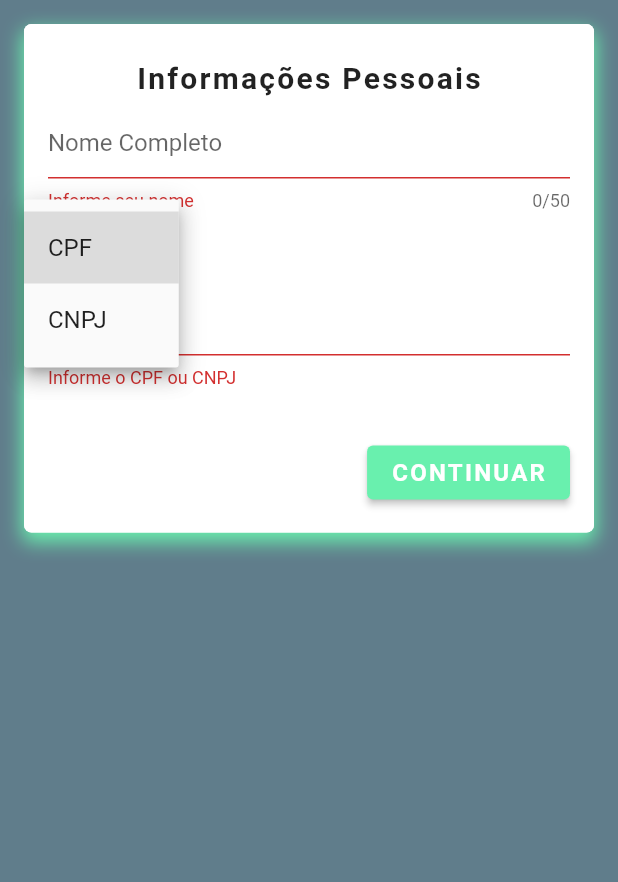
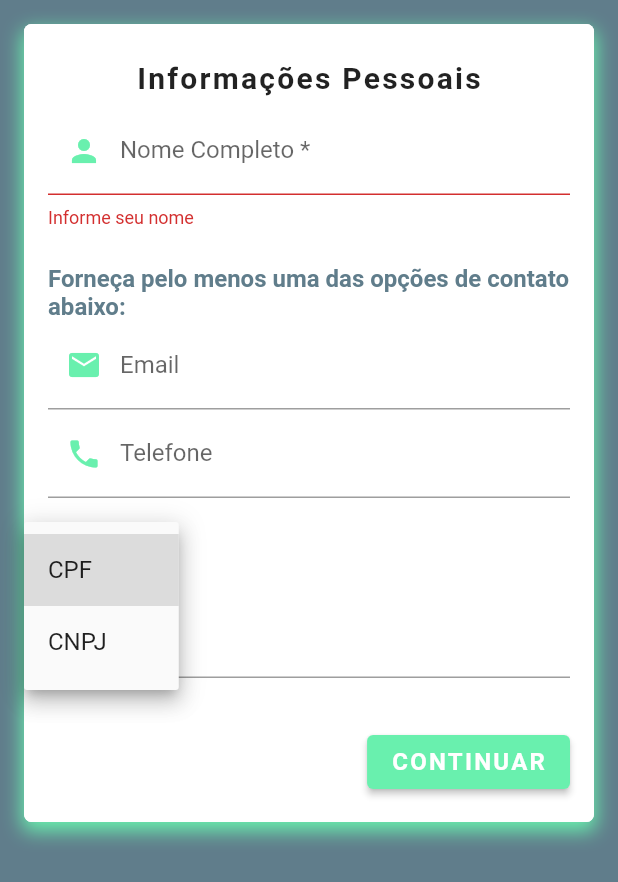
Before and after one commit to JuliaOP/create_account, a Flutter app: the screen it shows after launch, after a tap on "CONTINUAR", after a tap on "CPF", on a phone screen of 412 x 824 dp. Shown: the top 882 px of the screen. Run offline on Flutter 3.47's test engine with Material 2 defaults, Android fonts, the light colour scheme and no system bars; our stand-ins replace bloc, dio, equatable, flutter_bloc, get_it, mask_text_input_formatter; Roboto replaces fonts that are missing (roboto).

```diff
--- a/create_account/lib/features/account/data/viacep_repository_impl.dart
+++ b/create_account/lib/features/account/data/viacep_repository_impl.dart
@@ -7,8 +7,11 @@ import '../../../shared/data/response_data.dart';
 class ViaCepRepositoryImpl extends AbstractDataService {
   Future<ResponseData<AddressModel>> getCepInfo(String cep) async {
     try {
+      var _cep = cep.replaceAll('-', '');
+      _cep = _cep.replaceAll('.', '');
+
       final dio = Dio();
-      Response response = await dio.get('https://viacep.com.br/ws/$cep/json/');
+      Response response = await dio.get('https://viacep.com.br/ws/$_cep/json/');
 
       final _data = AddressModel.fromJson(response.data);
 
--- /dev/null
+++ b/create_account/lib/features/account/model/contact_model.dart
@@ -0,0 +1,18 @@
+class ContactModel {
+  String? email;
+  String? phone;
+
+  ContactModel({this.email, this.phone});
+
+  ContactModel.fromJson(Map<String, dynamic> json) {
+    email = json['email'];
+    phone = json['phone'];
+  }
+
+  Map<String, dynamic> toJson() {
+    final Map<String, dynamic> data = <String, dynamic>{};
+    data['email'] = email;
+    data['phone'] = phone;
+    return data;
+  }
+}
--- /dev/null
+++ b/create_account/lib/features/account/model/person_account.dart
@@ -0,0 +1,33 @@
+import 'package:create_account/features/account/model/address_model.dart';
+
+class PersonAccount {
+  AddressModel? address;
+  String? name;
+  String? credential;
+  String? email;
+  String? phone;
+
+  PersonAccount(
+      {this.address, this.name, this.credential, this.email, this.phone});
+
+  PersonAccount.fromJson(Map<String, dynamic> json) {
+    address =
+        json['address'] != null ? AddressModel.fromJson(json['address']) : null;
+    name = json['name'];
+    credential = json['credential'];
+    email = json['email'];
+    phone = json['phone'];
+  }
+
+  Map<String, dynamic> toJson() {
+    final Map<String, dynamic> data = <String, dynamic>{};
+    if (address != null) {
+      data['address'] = address!.toJson();
+    }
+    data['name'] = name;
+    data['credential'] = credential;
+    data['email'] = email;
+    data['phone'] = phone;
+    return data;
+  }
+}
--- a/create_account/lib/features/account/presentation/widgets/personal_information.dart
+++ b/create_account/lib/features/account/presentation/widgets/personal_information.dart
@@ -1,3 +1,4 @@
+import 'package:create_account/features/account/model/person_account.dart';
 import 'package:create_account/features/account/presentation/pages/account_form.dart';
 import 'package:create_account/features/account/presentation/widgets/address.dart';
 import 'package:flutter/cupertino.dart';
@@ -12,10 +13,14 @@ class PersonalInformation extends StatefulWidget {
 }
 
 class _PersonalInformationState extends State<PersonalInformation> {
+  late PersonAccount _personAccount = PersonAccount();
+
   final GlobalKey<FormState> _formKey = GlobalKey();
   bool _validate = false;
-  late String _name;
-  late String _cpfOrCnpj;
+  late String _name = '';
+  late String _cpfOrCnpj = '';
+  late String _email = '';
+  late String _phone = '';
   late String _credentialsHintText;
   late dynamic _credentialsMask;
 
@@ -23,13 +28,18 @@ class _PersonalInformationState extends State<PersonalInformation> {
       mask: "###.###.###-##", filter: {"#": RegExp(r'[0-9]')});
   final maskCNPJ = MaskTextInputFormatter(
       mask: "##.###.###/####-##", filter: {"#": RegExp(r'[0-9]')});
+  final maskPhone = MaskTextInputFormatter(
+      mask: "(##) #####-####", filter: {"#": RegExp(r'[0-9]')});
 
   final TextEditingController _credentialsController = TextEditingController();
+  final TextEditingController _emailController = TextEditingController();
+  final TextEditingController _phoneController = TextEditingController();
 
   @override
   void initState() {
     _credentialsHintText = 'CPF';
     _credentialsMask = maskCpf;
+    _personAccount = PersonAccount();
     super.initState();
   }
 
@@ -54,12 +64,16 @@ class _PersonalInformationState extends State<PersonalInformation> {
             TextFormField(
               cursorColor: _themeColor,
               decoration: const InputDecoration(
-                hintText: 'Nome Completo',
+                prefixIcon: Icon(
+                  Icons.person,
+                  color: _themeColor,
+                ),
+                labelText: 'Nome Completo *',
+                floatingLabelStyle: TextStyle(color: _themeColor),
                 focusedBorder: UnderlineInputBorder(
                     borderSide: BorderSide(color: _themeColor)),
               ),
               keyboardType: TextInputType.text,
-              maxLength: 50,
               validator: (value) {
                 String? _response = _validateName(value!);
                 return _response;
@@ -67,6 +81,65 @@ class _PersonalInformationState extends State<PersonalInformation> {
               onSaved: (value) {
                 _name = value!;
               },
+            ),
+            const Padding(
+              padding: EdgeInsets.only(top: 24.0),
+              child: Text(
+                "Forneça pelo menos uma das opções de contato abaixo:",
+                style: TextStyle(
+                    color: Colors.blueGrey,
+                    fontSize: 16.0,
+                    fontFamily: 'roboto',
+                    fontWeight: FontWeight.bold),
+              ),
+            ),
+            TextFormField(
+              controller: _emailController,
+              cursorColor: _themeColor,
+              decoration: const InputDecoration(
+                labelText: 'Email',
+                floatingLabelStyle: TextStyle(color: _themeColor),
+                prefixIcon: Icon(
+                  Icons.email,
+                  color: _themeColor,
+                ),
+                focusedBorder: UnderlineInputBorder(
+                    borderSide: BorderSide(color: _themeColor)),
+              ),
+              keyboardType: TextInputType.text,
+              /*validator: (value) {
+                String? _response = _validateName(value!);
+                return _response;
+              },*/
+              onChanged: (value) {
+                _email = value;
+              },
+            ),
+            TextFormField(
+              controller: _phoneController,
+              cursorColor: _themeColor,
+              inputFormatters: [maskPhone],
+              decoration: const InputDecoration(
+                labelText: 'Telefone',
+                floatingLabelStyle: TextStyle(color: _themeColor),
+                prefixIcon: Icon(
+                  Icons.phone,
+                  color: _themeColor,
+                ),
+                focusedBorder: UnderlineInputBorder(
+                    borderSide: BorderSide(color: _themeColor)),
+              ),
+              keyboardType: TextInputType.text,
+              /*validator: (value) {
+                String? _response = _validateName(value!);
+                return _response;
+              },*/
+              onChanged: (value) {
+                _phone = value;
+              },
+            ),
+            SizedBox(
+              height: 24,
             ),
             Align(
               alignment: Alignment.centerLeft,
@@ -106,10 +179,6 @@ class _PersonalInformationState extends State<PersonalInformation> {
                   focusedBorder: const UnderlineInputBorder(
                       borderSide: BorderSide(color: _themeColor))),
               keyboardType: TextInputType.number,
-              validator: (value) {
-                String? _response = _validateCredentials(value!);
-                return _response;
-              },
               inputFormatters: [_credentialsMask],
               onSaved: (value) {
                 _cpfOrCnpj = value!;
@@ -140,19 +209,17 @@ class _PersonalInformationState extends State<PersonalInformation> {
     );
   }
 
-  String? _validateCredentials(String value) {
-    bool _isCPF = _credentialsHintText == 'CPF';
+  bool _validateContactInformation() {
+    bool _hasEmail = _email.isNotEmpty &&
+        RegExp(r"^[a-zA-Z0-9.a-zA-Z0-9.!#$%&'*+-/=?^_`{|}~]+@[a-zA-Z0-9]+\.[a-zA-Z]+")
+            .hasMatch(_email) &&
+        _email == _emailController.text;
+    bool _hasPhone = _phone.isNotEmpty &&
+        RegExp(r"^\(?[1-9]{2}\)? ?(?:[2-8]|9[1-9])[0-9]{3}\-?[0-9]{4}$")
+            .hasMatch(_phone) &&
+        _phone == _phoneController.text;
 
-    if (value.length == 0) {
-      return "Informe o CPF ou CNPJ";
-    } else if (value.length < 18 && value.length > 14 ||
-        value.length == 14 && !_isCPF) {
-      return 'Informe um CNPJ válido';
-    } else if (value.length < 14 && _isCPF) {
-      return 'Informe um CPF válido';
-    } else {
-      return null;
-    }
+    return _hasEmail || _hasPhone;
   }
 
   String? _validateName(String value) {
@@ -165,21 +232,53 @@ class _PersonalInformationState extends State<PersonalInformation> {
     }
   }
 
-  void _sendForm() {
-    if (_formKey.currentState!.validate()) {
+  _errorMessage(BuildContext context) {
+    return ScaffoldMessenger.of(context).showSnackBar(const SnackBar(
+      elevation: 4.0,
+      backgroundColor: Colors.greenAccent,
+      shape: RoundedRectangleBorder(
+          borderRadius: BorderRadius.only(topRight: Radius.circular(25.0))),
+      content: Text(
+          "Não foi possível carregar os dados para o CEP informado. Favor preencher os campos de endereço. ",
+          style: TextStyle(
+              color: Colors.white,
+              fontFamily: 'roboto',
+              fontSize: 16,
+              fontWeight: FontWeight.bold)),
+    ));
+  }
+
+  _sendForm() {
+    bool _validateContact = _validateContactInformation();
+    if (_formKey.currentState!.validate() && _validateContact) {
       // Sem erros na validação
+      _personAccount.name = _name;
+      _personAccount.credential = _cpfOrCnpj;
+      _personAccount.email = _email.isNotEmpty &&
+              RegExp(r"^[a-zA-Z0-9.a-zA-Z0-9.!#$%&'*+-/=?^_`{|}~]+@[a-zA-Z0-9]+\.[a-zA-Z]+")
+                  .hasMatch(_email)
+          ? _email
+          : '';
+      _personAccount.phone = _phone.isNotEmpty &&
+              RegExp(r"^\([1-9]{2}\) (?:[2-8]|9[1-9])[0-9]{3}\-[0-9]{4}$")
+                  .hasMatch(_phone)
+          ? _phone
+          : '';
+
       _formKey.currentState!.save();
-      print("Nome $_name");
-      print("cpf/cnpj $_cpfOrCnpj");
+
+      print(_personAccount.toJson());
       Navigator.push(
           context,
           CupertinoPageRoute(
-              builder: (context) => AccountForm([Address(), "Endereço"])));
+              builder: (context) =>
+                  AccountForm([Address(_personAccount), "Endereço"])));
     } else {
       // erro de validação
       setState(() {
         _validate = true;
       });
+      return _errorMessage(context);
     }
   }
 }
--- a/create_account/lib/main.dart
+++ b/create_account/lib/main.dart
@@ -16,6 +16,7 @@ class MyApp extends StatelessWidget {
   const MyApp({Key? key}) : super(key: key);
 
   // This widget is the root of your application.
+
   @override
   Widget build(BuildContext context) {
     return MaterialApp(
```
Also changed, not shown: create_account/lib/features/account/presentation/widgets/address.dart (+92 -123 lines), create_account/lib/features/account/presentation/widgets/contact_information.dart (deleted, +0 -15 lines).
